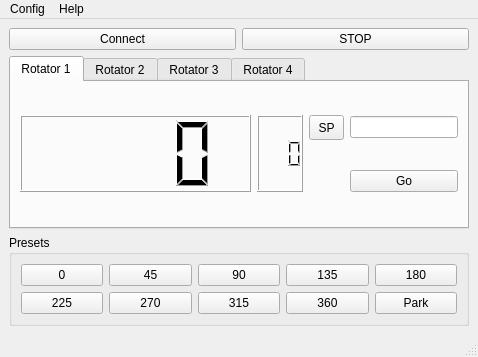
Before: the Qt Designer form mainwindow.ui in PianetaRadio/CatRotator, drawn with Qt 5.
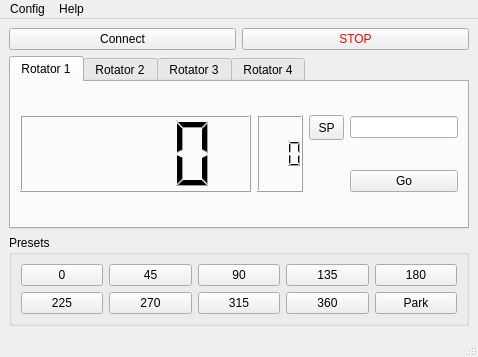
After: the same form once the commit is applied.

Commit message: STOP text in red color

The edit to the form file:
```diff
--- a/mainwindow.ui
+++ b/mainwindow.ui
@@ -23,6 +23,9 @@
    <layout class="QGridLayout" name="gridLayout">
     <item row="0" column="1">
      <widget class="QPushButton" name="pushButton_stop">
+      <property name="styleSheet">
+       <string notr="true">color : red;</string>
+      </property>
       <property name="text">
        <string>STOP</string>
       </property>
```
